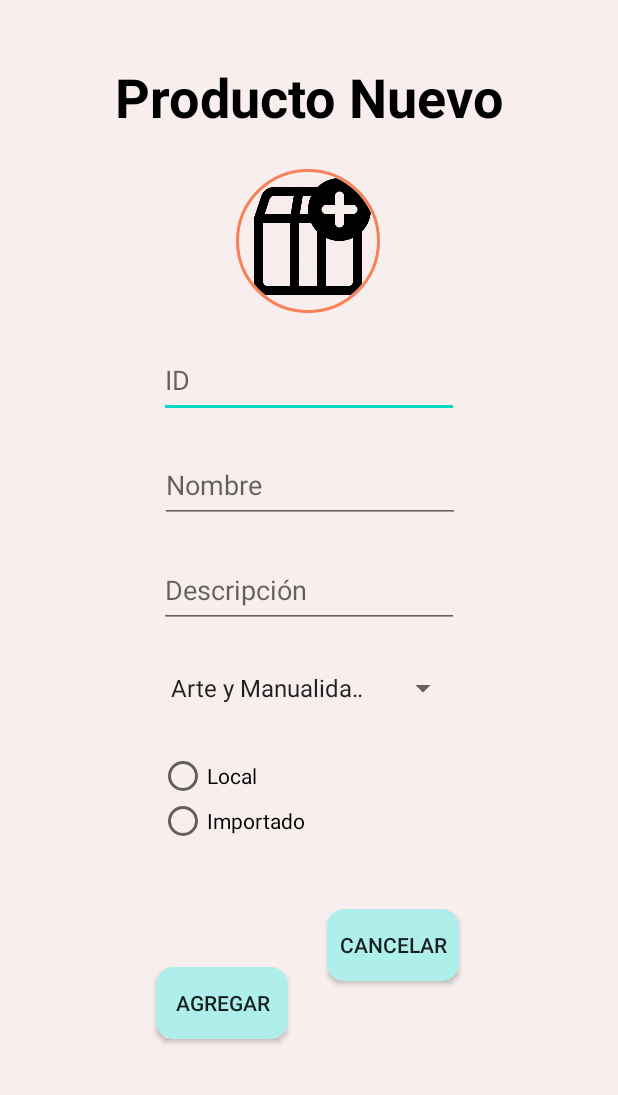
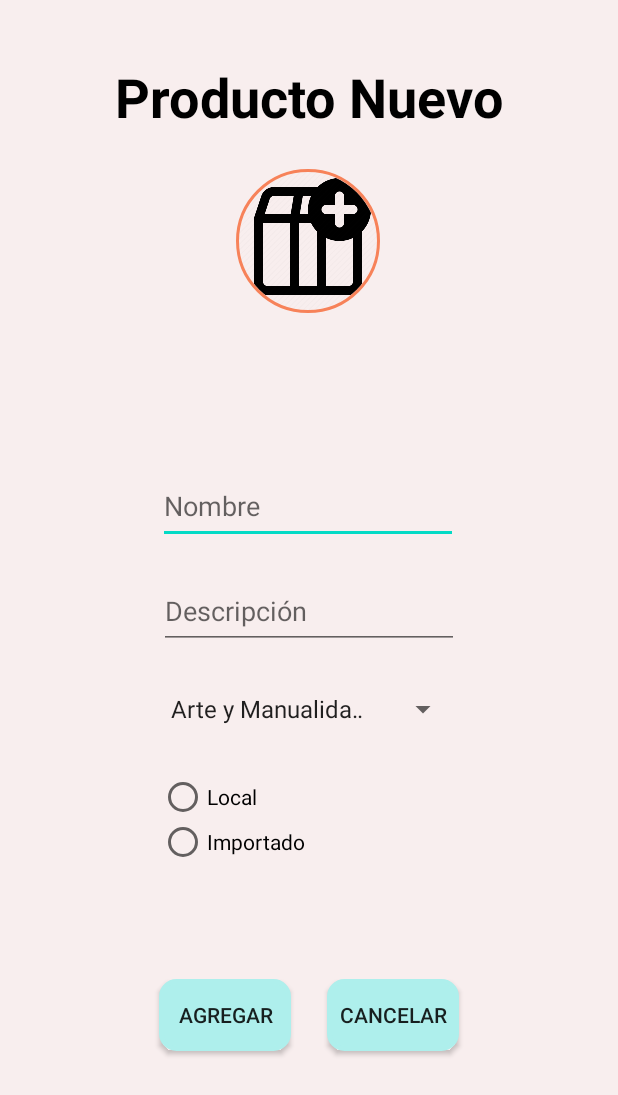
Before and after one commit to Ozpy/ProyectoInterf, an Android app: the AgregarProducto screen opened directly, with no data from a screen before it, on a phone screen of 412 x 824 dp. Shown: the top 1095 px of the screen. Run offline under Robolectric (Android 15) with nearby library versions, the phone set to English and light mode, and no system bars; our stand-ins replace CircleImageView, Firebase (no records; nobody signed in at launch, a user with empty details on screens opened directly).

Commit message:
Agrega y muestra los productos correctamente

```diff
--- a/app/src/main/java/com/example/proyectointerf/AdapterProductos.java
+++ b/app/src/main/java/com/example/proyectointerf/AdapterProductos.java
@@ -32,7 +32,7 @@ public class AdapterProductos extends RecyclerView.Adapter<AdapterProductos.View
     public void onBindViewHolder(@NonNull AdapterProductos.ViewHolderProductos holder, int position) {
         holder.etiNombre.setText(listaProductos.get(position).getNombre());
         holder.etiDescripcion.setText(listaProductos.get(position).getDescripcion());
-        holder.foto.setImageResource(listaProductos.get(position).getFoto());
+        holder.foto.setImageResource(R.mipmap.lapiz);
     }
 
     @Override
--- a/app/src/main/java/com/example/proyectointerf/AgregarProducto.java
+++ b/app/src/main/java/com/example/proyectointerf/AgregarProducto.java
@@ -29,7 +29,6 @@ public class AgregarProducto extends AppCompatActivity {
     EditText etID, etNombre, etDescripcion;
     RadioButton rbLocal, rbImportado;
 
-    String idPr ;
     String nomp ;
     String desc ;
     String nacion;
@@ -44,7 +43,7 @@ public class AgregarProducto extends AppCompatActivity {
         String [] op1 ={"Arte y Manualidades","Escolares y Oficina","Computo y Electrónica","Papeles y Cartulina"};
         ArrayAdapter<String> adapter1 = new ArrayAdapter<String>(this,android.R.layout.simple_spinner_item,op1);
         spn1.setAdapter(adapter1);
-        etID=(EditText)findViewById(R.id.etID);
+
         etNombre=(EditText)findViewById(R.id.et_nombre_PN);
         etDescripcion=(EditText)findViewById(R.id.et_desc_PN);
         rbLocal=(RadioButton)findViewById(R.id.rb_local);
@@ -57,7 +56,7 @@ public class AgregarProducto extends AppCompatActivity {
 
         LlenarDatos();
 
-        if (!idPr.isEmpty() && !nomp.isEmpty() && !desc.isEmpty() && !nacion.isEmpty()) {
+        if (!nomp.isEmpty() && !desc.isEmpty() && !nacion.isEmpty()) {
             LlenarDatosFirebase();
 
             Toast.makeText(this, "Registrado correctamente", Toast.LENGTH_SHORT).show();
@@ -73,7 +72,6 @@ public class AgregarProducto extends AppCompatActivity {
 
     private void LimpiarCampos() {
         //Limpiar los campos de texto
-        etID.setText("");
         etNombre.setText("");
         etDescripcion.setText("");
     }
@@ -91,7 +89,6 @@ public class AgregarProducto extends AppCompatActivity {
     }
 
     private void LlenarDatos() {
-        idPr = etID.getText().toString();
         nomp = etNombre.getText().toString();
         desc = etDescripcion.getText().toString();
         nacion="";
--- a/app/src/main/res/layout/activity_agregar_producto.xml
+++ b/app/src/main/res/layout/activity_agregar_producto.xml
@@ -35,29 +35,17 @@
         app:layout_constraintTop_toBottomOf="@+id/tv_PN" />
 
     <EditText
-        android:id="@+id/etID"
-        android:layout_width="200dp"
-        android:layout_height="50dp"
-        android:layout_marginTop="20dp"
-        android:ems="10"
-        android:hint="ID"
-        android:inputType="textPersonName"
-        app:layout_constraintEnd_toEndOf="parent"
-        app:layout_constraintStart_toStartOf="parent"
-        app:layout_constraintTop_toBottomOf="@+id/iv_PN" />
-
-    <EditText
         android:id="@+id/et_nombre_PN"
         android:layout_width="200dp"
         android:layout_height="50dp"
-        android:layout_marginTop="20dp"
+        android:layout_marginTop="104dp"
         android:ems="10"
         android:hint="@string/nombre_pntxt"
         android:inputType="textPersonName"
         app:layout_constraintEnd_toEndOf="parent"
-        app:layout_constraintHorizontal_bias="0.502"
+        app:layout_constraintHorizontal_bias="0.497"
         app:layout_constraintStart_toStartOf="parent"
-        app:layout_constraintTop_toBottomOf="@+id/etID" />
+        app:layout_constraintTop_toBottomOf="@+id/iv_PN" />
 
     <EditText
         android:id="@+id/et_desc_PN"
@@ -111,7 +99,6 @@
         android:id="@+id/button2"
         android:layout_width="wrap_content"
         android:layout_height="wrap_content"
-        android:layout_marginStart="104dp"
         android:layout_marginBottom="24dp"
         android:background="@layout/esquinas_redondeadas"
         android:backgroundTint="#aeefec"
@@ -119,7 +106,7 @@
         android:text="@string/APbtnSend"
         android:textColorLink="#FFFFFF"
         app:layout_constraintBottom_toBottomOf="parent"
-        app:layout_constraintStart_toStartOf="parent"
+        app:layout_constraintStart_toStartOf="@+id/rg_PN"
         app:layout_constraintTop_toBottomOf="@+id/rg_PN"
         app:layout_constraintVertical_bias="0.435" />
 
@@ -128,16 +115,15 @@
         android:layout_width="wrap_content"
         android:layout_height="wrap_content"
         android:layout_marginStart="24dp"
-        android:layout_marginTop="44dp"
         android:background="@layout/esquinas_redondeadas"
         android:backgroundTint="#aeefec"
         android:onClick="cancelar"
         android:text="Cancelar"
-        app:layout_constraintBottom_toBottomOf="parent"
-        app:layout_constraintEnd_toEndOf="parent"
-        app:layout_constraintHorizontal_bias="0.018"
+        app:layout_constraintBottom_toBottomOf="@+id/button2"
+        app:layout_constraintEnd_toEndOf="@+id/rg_PN"
+        app:layout_constraintHorizontal_bias="0.14"
         app:layout_constraintStart_toEndOf="@+id/button2"
-        app:layout_constraintTop_toBottomOf="@+id/rg_PN"
+        app:layout_constraintTop_toTopOf="@+id/button2"
         app:layout_constraintVertical_bias="0.0" />
 
 </androidx.constraintlayout.widget.ConstraintLayout>
--- a/app/src/main/res/layout/activity_perfil.xml
+++ b/app/src/main/res/layout/activity_perfil.xml
@@ -129,7 +129,7 @@
             </LinearLayout>
 
             <Button
-                android:id="@+id/button"
+                android:id="@+id/btn_avanza"
                 android:layout_width="wrap_content"
                 android:layout_height="20dp"
                 android:layout_weight="1"
```
Also changed, not shown: app/src/main/java/com/example/proyectointerf/Chat.java (+0 -7 lines), app/src/main/java/com/example/proyectointerf/Perfil.java (+7 -4 lines), app/src/main/java/com/example/proyectointerf/Producto.java (+2 -6 lines), app/src/main/java/com/example/proyectointerf/ProductoFirebase.java (added, +25 -0 lines), app/src/main/java/com/example/proyectointerf/Productos.java (+52 -13 lines).
